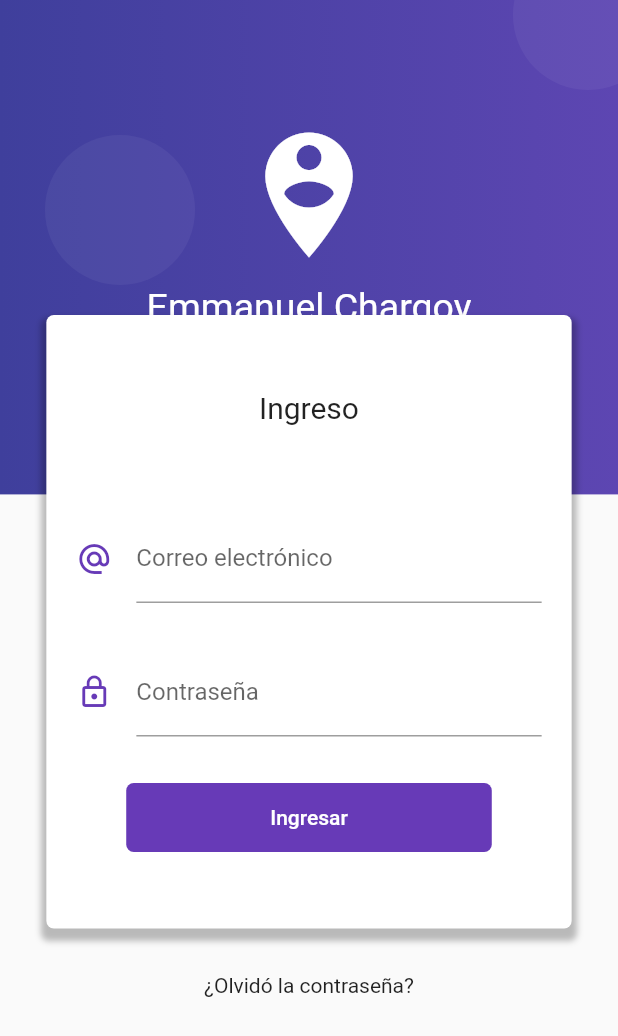
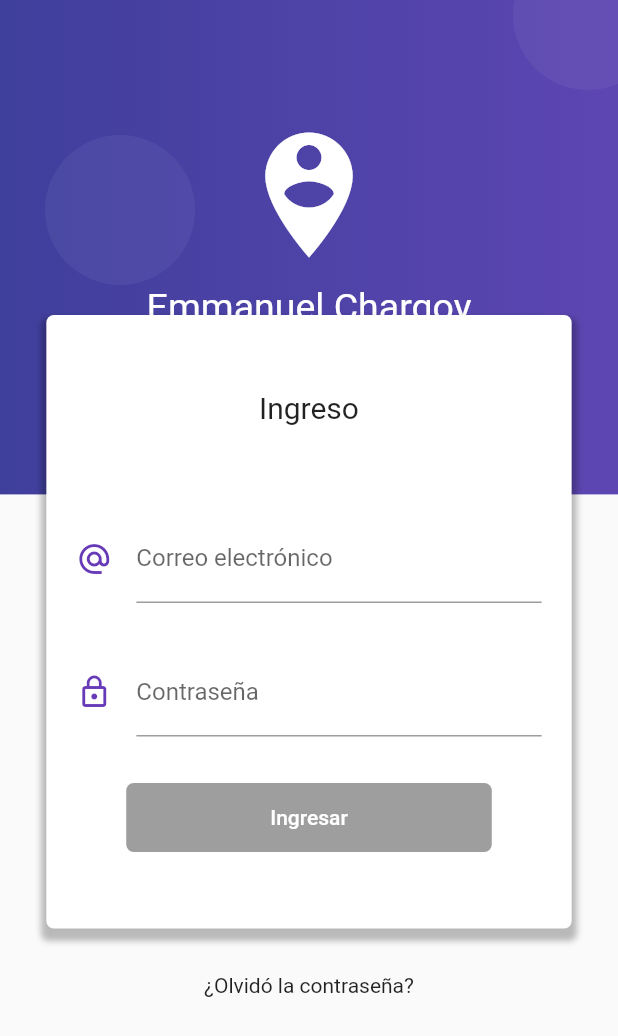
Before and after one commit to charger513/flutter_formvalidation, a Flutter app: the screen it shows after launch, on a phone screen of 412 x 824 dp. Shown: the top 1036 px of the screen. Run offline on Flutter 3.47's test engine with Material 2 defaults, Android fonts, the phone set to English and light mode, and no system bars; our stand-ins replace rxdart.

```diff
--- a/lib/src/bloc/login_bloc.dart
+++ b/lib/src/bloc/login_bloc.dart
@@ -1,14 +1,17 @@
 import 'dart:async';
 
 import 'package:flutter_formvalidation/src/bloc/validators.dart';
+import 'package:rxdart/rxdart.dart';
 
 class LoginBloc with Validators{
-  final _emailController = StreamController<String>.broadcast();
-  final _passwordController = StreamController<String>.broadcast();
+  final _emailController = BehaviorSubject<String>();
+  final _passwordController = BehaviorSubject<String>();
 
   // Recuperar los datos del Stream
   Stream<String> get emailStream => _emailController.stream.transform(validarEmail);
   Stream<String> get passwordStream => _passwordController.stream.transform(validarPassword);
+
+  Stream<bool> get formValidStream => CombineLatestStream.combine2(emailStream, passwordStream, (e, p) => true);
 
   // Insertar valores al Stream
   Function(String) get changeEmail => _emailController.sink.add;
--- a/lib/src/pages/login_page.dart
+++ b/lib/src/pages/login_page.dart
@@ -52,7 +52,7 @@ class LoginPage extends StatelessWidget {
                 SizedBox(height: 30.0),
                 _crearPassword(bloc),
                 SizedBox(height: 30.0),
-                _crearBoton()
+                _crearBoton(bloc)
               ],
             )
           ),
@@ -65,8 +65,12 @@ class LoginPage extends StatelessWidget {
     );
   }
 
-  Widget _crearBoton() {
-    return RaisedButton(
+  Widget _crearBoton(LoginBloc bloc) {
+    return StreamBuilder(
+      stream: bloc.formValidStream,
+      builder: (BuildContext context, AsyncSnapshot snapshot){
+        return Container(
+          child: RaisedButton(
             child: Container(
               padding: EdgeInsets.symmetric(horizontal: 80.0, vertical: 15.0),
               child: Text('Ingresar'),
@@ -77,7 +81,10 @@ class LoginPage extends StatelessWidget {
             elevation: 0.0,
             color: Colors.deepPurple,
             textColor: Colors.white,
-      onPressed: () {},
+            onPressed: snapshot.hasData ? () {} : null,
+          ),
+        );
+      },
     );
   }
 
@@ -152,12 +159,13 @@ class LoginPage extends StatelessWidget {
     return Stack(
       children: <Widget>[
         fondoMorado,
+
         Positioned( top: 90.0, left: 30.0, child: circulo ),
         Positioned( top: -40.0, right: -30.0, child: circulo ),
         // Positioned( top: 90.0, left: 50.0, child: circulo ),
-        // Positioned( bottom: -50.0, right: -10.0, child: circulo ),
-        // Positioned( bottom: 120.0, right: 20.0, child: circulo ),
-        // Positioned( bottom: -50.0, left: -20.0, child: circulo ),
+        Positioned( bottom: -50.0, right: -10.0, child: circulo ),
+        Positioned( bottom: 120.0, right: 20.0, child: circulo ),
+        Positioned( bottom: -50.0, left: -20.0, child: circulo ),
 
         Container(
           padding: EdgeInsets.only(top: 80.0),
--- a/pubspec.yaml
+++ b/pubspec.yaml
@@ -23,6 +23,7 @@ dependencies:
   # The following adds the Cupertino Icons font to your application.
   # Use with the CupertinoIcons class for iOS style icons.
   cupertino_icons: ^0.1.2
+  rxdart: ^0.23.1
 
 dev_dependencies:
   flutter_test:
```
Also changed, not shown: pubspec.lock. Lines whose indentation alone changed are shown as unchanged.
